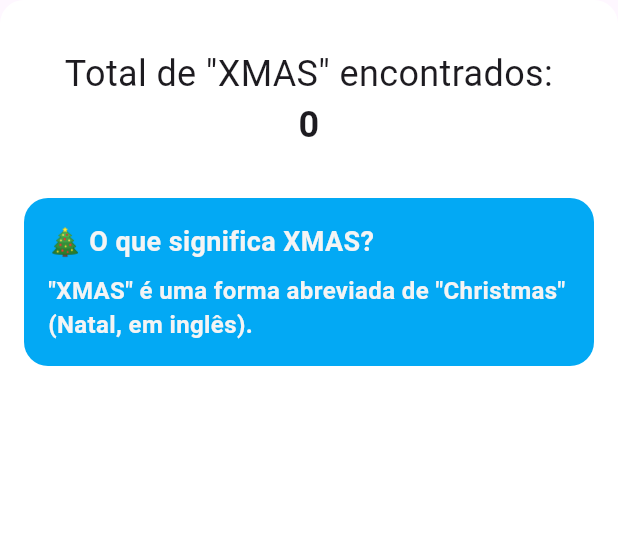
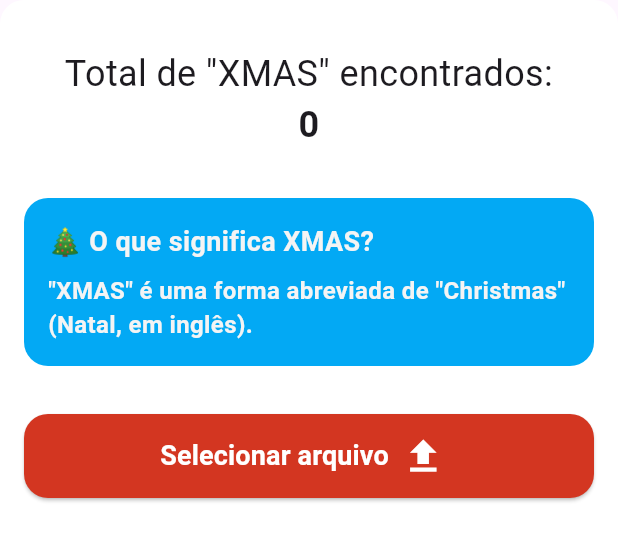
Before and after one commit to WemersonDamasceno/desafio_flutter, a Flutter app: the CounterXmasWordWidget widget shown alone on an empty page, opened directly with empty values, on a phone screen of 412 x 824 dp. Shown: the top 541 px of the screen. Run offline on Flutter 3.47's test engine with Material 3 defaults, Android fonts, the light colour scheme and no system bars; our stand-ins replace file_picker; project files that could hold a hidden picture were left out.

Commit message:
feat: add new logic to upload file

```diff
--- a/lib/core/constants/app_colors.dart
+++ b/lib/core/constants/app_colors.dart
@@ -5,4 +5,5 @@ class AppColors {
   static const Color infoColor = Colors.lightBlue;
   static const Color white = Colors.white;
   static const Color backgroundColor = Color(0xFFfabc6b);
+  static const Color red = Color(0xFFd33621);
 }
--- a/lib/presentation/widgets/counter_xmas_word_widget.dart
+++ b/lib/presentation/widgets/counter_xmas_word_widget.dart
@@ -1,10 +1,23 @@
 import 'package:desafio_flutter/core/constants/app_colors.dart';
+import 'package:desafio_flutter/core/utils/file_helper.dart';
 import 'package:desafio_flutter/presentation/widgets/info_christmas_widget.dart';
 import 'package:flutter/material.dart';
 
 class CounterXmasWordWidget extends StatelessWidget {
   final int total;
-  const CounterXmasWordWidget({super.key, required this.total});
+  final Function processLines;
+
+  const CounterXmasWordWidget(
+      {super.key, required this.total, required this.processLines});
+
+  Future<void> _pickFile({required VoidCallback snackbar}) async {
+    final lines = await FileHelper.pickTextLines();
+    if (lines != null) {
+      processLines(lines);
+    } else {
+      snackbar();
+    }
+  }
 
   @override
   Widget build(BuildContext context) {
@@ -19,6 +32,7 @@ class CounterXmasWordWidget extends StatelessWidget {
           topRight: Radius.circular(16),
         ),
       ),
+      child: SingleChildScrollView(
         child: Column(
           children: [
             const SizedBox(height: 16),
@@ -37,7 +51,41 @@ class CounterXmasWordWidget extends StatelessWidget {
             ),
             const SizedBox(height: 32),
             const InfoChristmasWidget(),
+            const SizedBox(height: 32),
+            ElevatedButton.icon(
+              onPressed: () {
+                _pickFile(snackbar: () {
+                  ScaffoldMessenger.of(context).showSnackBar(
+                    const SnackBar(
+                      content: Text('Nenhum arquivo selecionado.'),
+                    ),
+                  );
+                });
+              },
+              iconAlignment: IconAlignment.end,
+              icon: const Icon(
+                Icons.file_upload,
+                color: Colors.white,
+                size: 30,
+              ),
+              label: const Text(
+                'Selecionar arquivo',
+                style: TextStyle(
+                  color: Colors.white,
+                  fontSize: 18,
+                  fontWeight: FontWeight.bold,
+                ),
+              ),
+              style: ElevatedButton.styleFrom(
+                fixedSize: Size(size.width, 56),
+                backgroundColor: AppColors.red,
+                shape: RoundedRectangleBorder(
+                  borderRadius: BorderRadius.circular(16),
+                ),
+              ),
+            ),
           ],
+        ),
       ),
     );
   }
--- a/pubspec.yaml
+++ b/pubspec.yaml
@@ -11,6 +11,7 @@ dependencies:
   flutter:
     sdk: flutter
   cupertino_icons: ^1.0.8
+  file_picker: ^6.1.1
 
 dev_dependencies:
   flutter_test:
```
Also changed, not shown: lib/core/utils/file_helper.dart (added, +20 -0 lines), lib/presentation/views/xmas_counter_page.dart (+8 -3 lines), pubspec.lock, 8 other files. Lines whose indentation alone changed are shown as unchanged.
